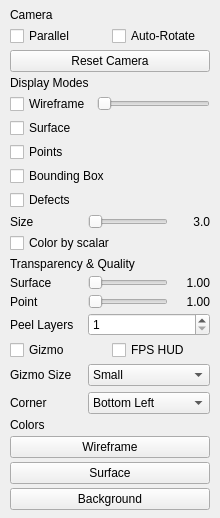
The window that src/ui/view_display_page.ui (thermeng/SciRender) describes before a commit, drawn with Qt 5.
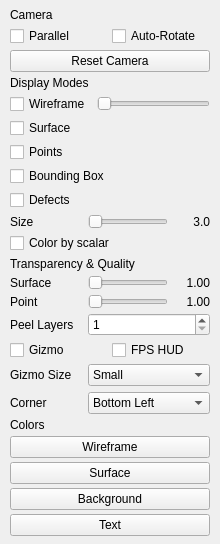
The same window after the commit.

Commit message: fix: improved colorbar title position for vertical style & introduced text color for viewport.

Diff of the .ui file:
```diff
--- a/src/ui/view_display_page.ui
+++ b/src/ui/view_display_page.ui
@@ -355,6 +355,12 @@
         <string>Background</string>
        </property></widget>
      </item>
+      <item>
+       <widget class="QPushButton" name="textColorBtn">
+        <property name="text">
+         <string>Text</string>
+        </property></widget>
+      </item>
     </layout>
    </item>
   </layout>
```
Lines whose indentation alone changed are shown as unchanged. The commit also changes 9 other files.
